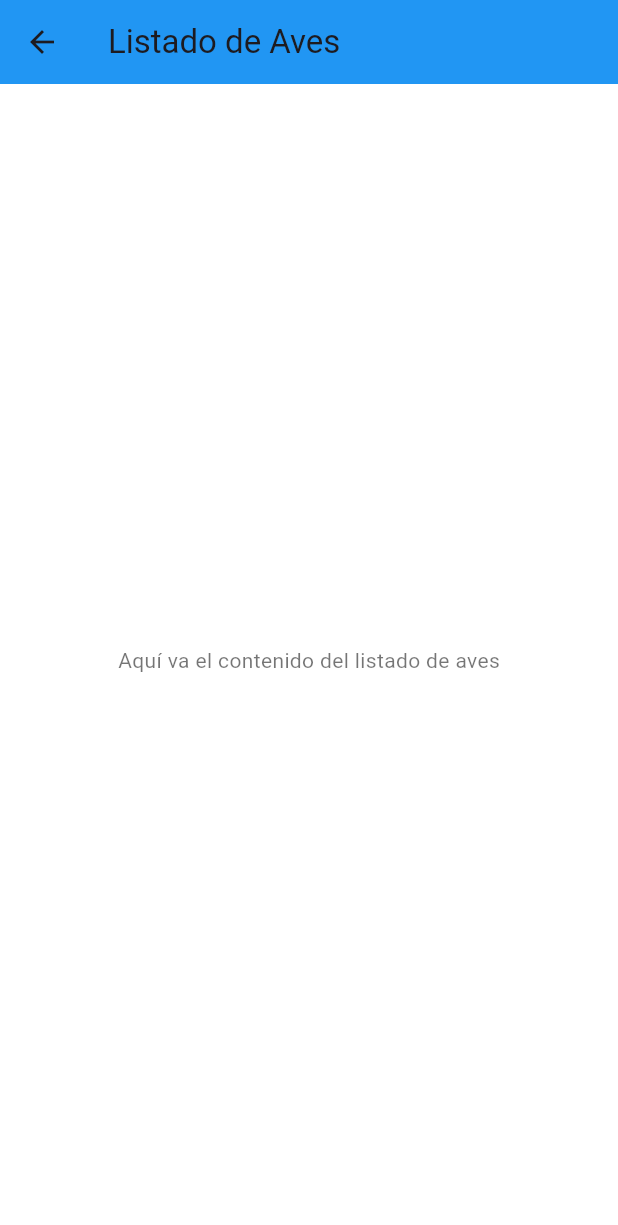
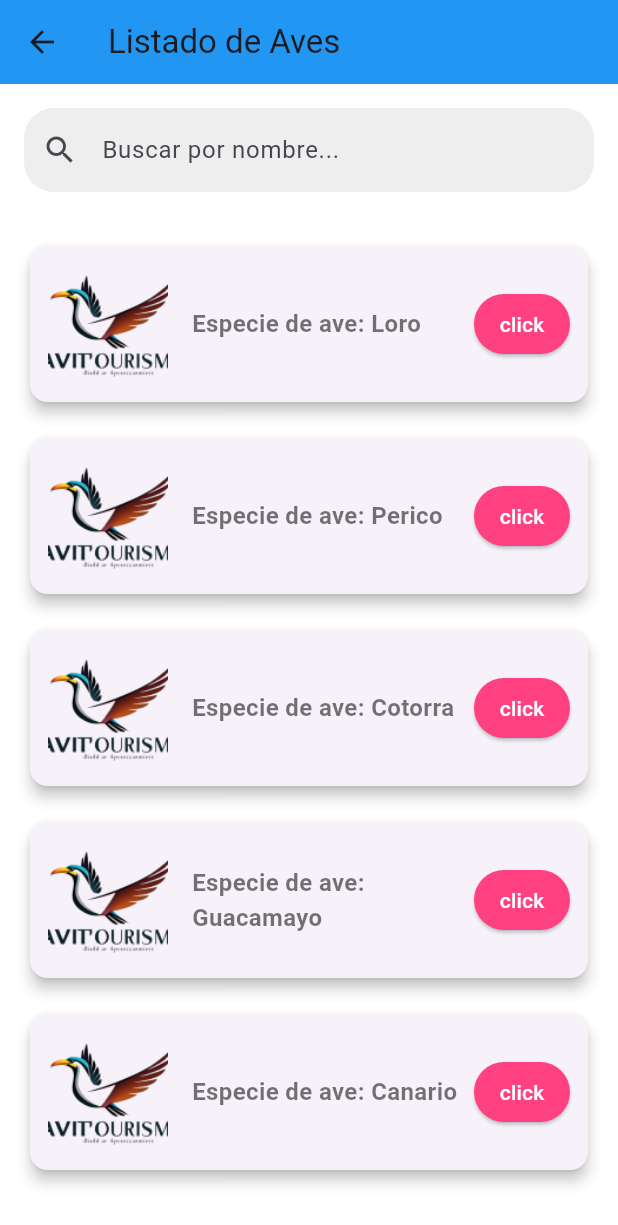
Before and after one commit to 12CUY/aviturismo_movil_fronted, a Flutter app: the BirdListView screen opened by its route, on a phone screen of 412 x 824 dp. Shown: the top 1225 px of the screen. Run offline on Flutter 3.47's test engine with Material 3 defaults, Android fonts, the phone set to English and light mode, and no system bars.

Commit message:
lista de aves

```diff
--- a/fronted/lib/features/bird/views/bird_list_view.dart
+++ b/fronted/lib/features/bird/views/bird_list_view.dart
@@ -1,17 +1,131 @@
-// # Vista para tomar/subir foto de aves
 import 'package:flutter/material.dart';
 
-class BirdListView extends StatelessWidget {
+class BirdListView extends StatefulWidget {
   const BirdListView({Key? key}) : super(key: key);
+
+  @override
+  State<BirdListView> createState() => _BirdListViewState();
+}
+
+class _BirdListViewState extends State<BirdListView> {
+  final List<String> birdNames = [
+    'Loro',
+    'Perico',
+    'Cotorra',
+    'Guacamayo',
+    'Canario'
+  ]; // Lista de nombres de aves
+  List<String> filteredBirdNames = [];
+  final TextEditingController searchController = TextEditingController();
+
+  @override
+  void initState() {
+    super.initState();
+    filteredBirdNames = birdNames; // Inicialmente mostrar todas las aves
+  }
+
+  void filterBirds(String query) {
+    final filtered = birdNames
+        .where((bird) => bird.toLowerCase().contains(query.toLowerCase()))
+        .toList();
+    setState(() {
+      filteredBirdNames = filtered;
+    });
+  }
 
   @override
   Widget build(BuildContext context) {
     return Scaffold(
       appBar: AppBar(
-        title: Text('Listado de Aves'),
+        title: const Text('Listado de Aves'),
       ),
-      body: Center(
-        child: Text('Aquí va el contenido del listado de aves'),
+      body: Column(
+        children: [
+          Padding(
+            padding: const EdgeInsets.all(16.0),
+            child: TextField(
+              controller: searchController,
+              onChanged: filterBirds,
+              decoration: InputDecoration(
+                hintText: 'Buscar por nombre...',
+                prefixIcon: const Icon(Icons.search),
+                border: OutlineInputBorder(
+                  borderRadius: BorderRadius.circular(20),
+                  borderSide: BorderSide.none,
+                ),
+                filled: true,
+                fillColor: Colors.grey[200],
+              ),
+            ),
+          ),
+          Expanded(
+            child: ListView.builder(
+              padding: const EdgeInsets.all(16.0),
+              itemCount: filteredBirdNames.length,
+              itemBuilder: (context, index) {
+                return Padding(
+                  padding: const EdgeInsets.only(bottom: 16.0),
+                  child: Card(
+                    shape: RoundedRectangleBorder(
+                      borderRadius: BorderRadius.circular(12),
+                    ),
+                    elevation: 4,
+                    child: Padding(
+                      padding: const EdgeInsets.all(12.0),
+                      child: Row(
+                        children: [
+                          ClipRRect(
+                            borderRadius: BorderRadius.circular(8.0),
+                            child: Image.asset(
+                              'assets/logo.png', // Ruta de la imagen
+                              width: 80,
+                              height: 80,
+                              fit: BoxFit.cover,
+                            ),
+                          ),
+                          const SizedBox(width: 16.0),
+                          Expanded(
+                            child: Column(
+                              crossAxisAlignment: CrossAxisAlignment.start,
+                              children: [
+                                Text(
+                                  'Especie de ave: ${filteredBirdNames[index]}',
+                                  style: const TextStyle(
+                                    fontSize: 16,
+                                    fontWeight: FontWeight.w600,
+                                  ),
+                                ),
+                              ],
+                            ),
+                          ),
+                          ElevatedButton(
+                            style: ElevatedButton.styleFrom(
+                              backgroundColor:
+                                  Colors.pinkAccent, // Color de fondo
+                              shape: RoundedRectangleBorder(
+                                borderRadius: BorderRadius.circular(
+                                    20), // Bordes redondeados
+                              ),
+                              padding: const EdgeInsets.symmetric(
+                                horizontal: 16,
+                                vertical: 8,
+                              ),
+                              foregroundColor: Colors.white, // Color del texto
+                            ),
+                            onPressed: () {
+                              // Acción al presionar el botón
+                            },
+                            child: const Text('click'),
+                          )
+                        ],
+                      ),
+                    ),
+                  ),
+                );
+              },
+            ),
+          ),
+        ],
       ),
     );
   }
```
Also changed, not shown: fronted/lib/features/bird/views/usuario.dart (added).
